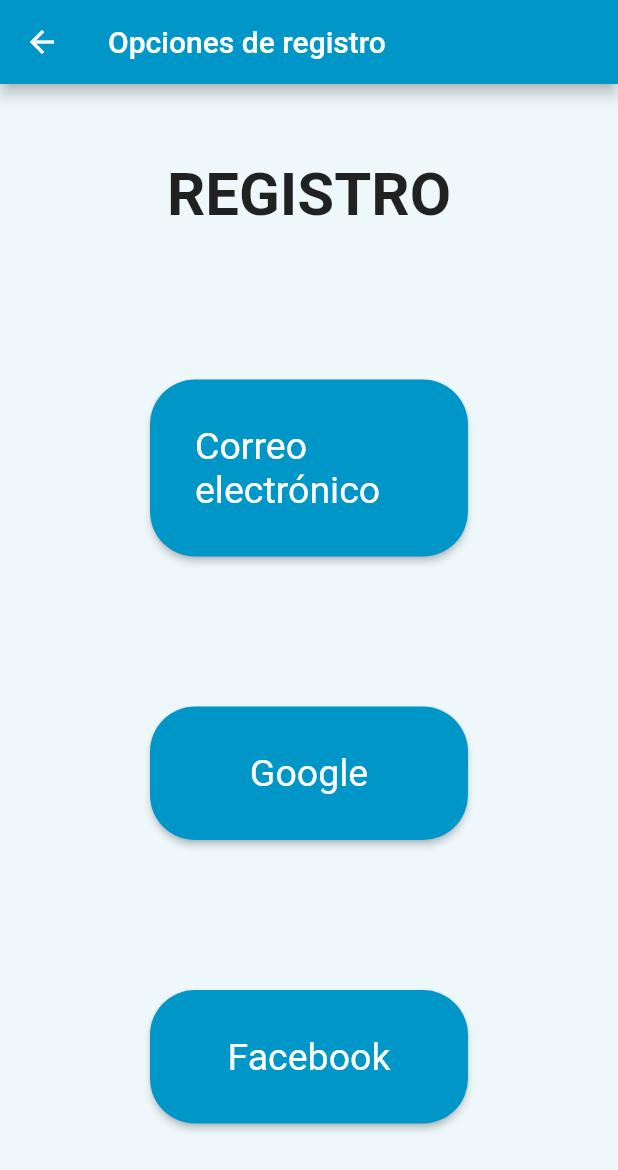
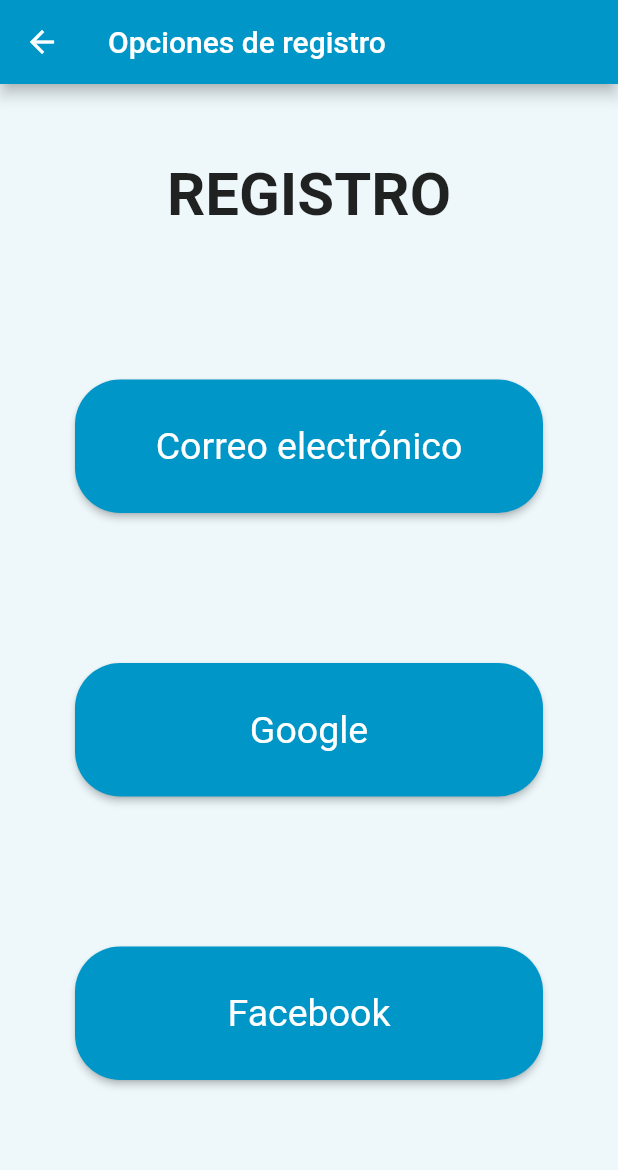
Before and after one commit to dorelysm/app_trabajo_discapacidades, a Flutter app: the RegistroPage screen opened by its route, after a tap on "Busco empleo", on a phone screen of 412 x 824 dp. Shown: the top 1170 px of the screen. Run offline on Flutter 3.47's test engine with Material 2 defaults, Android fonts, the phone set to English and light mode, and no system bars; our stand-ins replace select_form_field; Roboto replaces fonts that are missing (Rosario).

Commit message:
Corrección visualización de botones

```diff
--- a/lib/pages/consultas.dart
+++ b/lib/pages/consultas.dart
@@ -30,7 +30,7 @@ class _ConsultasPageState extends State<ConsultasPage> {
             ),
           ),
           Padding(
-            padding: const EdgeInsets.symmetric(vertical: 50, horizontal: 100),
+            padding: const EdgeInsets.symmetric(vertical: 50, horizontal: 50),
             child: ElevatedButton(
                 onPressed: () {
                   _showConsultasEmpleos(context);
@@ -38,7 +38,7 @@ class _ConsultasPageState extends State<ConsultasPage> {
                 child: const Text("Buscar empleos")),
           ),
           Padding(
-            padding: const EdgeInsets.symmetric(vertical: 50, horizontal: 100),
+            padding: const EdgeInsets.symmetric(vertical: 50, horizontal: 50),
             child: ElevatedButton(
                 onPressed: () {
                   _showConsultasEmpresas(context);
--- a/lib/pages/registro.dart
+++ b/lib/pages/registro.dart
@@ -24,7 +24,7 @@ class RegistroPage extends StatelessWidget {
           ),
         ),
         Padding(
-          padding: const EdgeInsets.symmetric(vertical: 50, horizontal: 100),
+          padding: const EdgeInsets.symmetric(vertical: 50, horizontal: 50),
           child: ElevatedButton(
               onPressed: () {
                 _showRegistroOpc(context);
@@ -32,7 +32,7 @@ class RegistroPage extends StatelessWidget {
               child: const Text('Busco empleo')),
         ),
         Padding(
-          padding: const EdgeInsets.symmetric(vertical: 50, horizontal: 100),
+          padding: const EdgeInsets.symmetric(vertical: 50, horizontal: 50),
           child: ElevatedButton(
               onPressed: () {
                 _showRegistroEmp(context);
--- a/lib/pages/registro_opc.dart
+++ b/lib/pages/registro_opc.dart
@@ -24,7 +24,7 @@ class RegistroOpcPage extends StatelessWidget {
           ),
         ),
         Padding(
-          padding: const EdgeInsets.symmetric(vertical: 50, horizontal: 100),
+          padding: const EdgeInsets.symmetric(vertical: 50, horizontal: 50),
           child: ElevatedButton(
               onPressed: () {
                 _showRegistroNat(context);
@@ -32,7 +32,7 @@ class RegistroOpcPage extends StatelessWidget {
               child: const Text("Correo electrónico")),
         ),
         Padding(
-          padding: const EdgeInsets.symmetric(vertical: 50, horizontal: 100),
+          padding: const EdgeInsets.symmetric(vertical: 50, horizontal: 50),
           child: ElevatedButton(
               onPressed: () {
                 _showRegistroOpc(context);
@@ -40,7 +40,7 @@ class RegistroOpcPage extends StatelessWidget {
               child: const Text("Google")),
         ),
         Padding(
-          padding: const EdgeInsets.symmetric(vertical: 50, horizontal: 100),
+          padding: const EdgeInsets.symmetric(vertical: 50, horizontal: 50),
           child: ElevatedButton(
               onPressed: () {
                 _showRegistroOpc(context);
```
